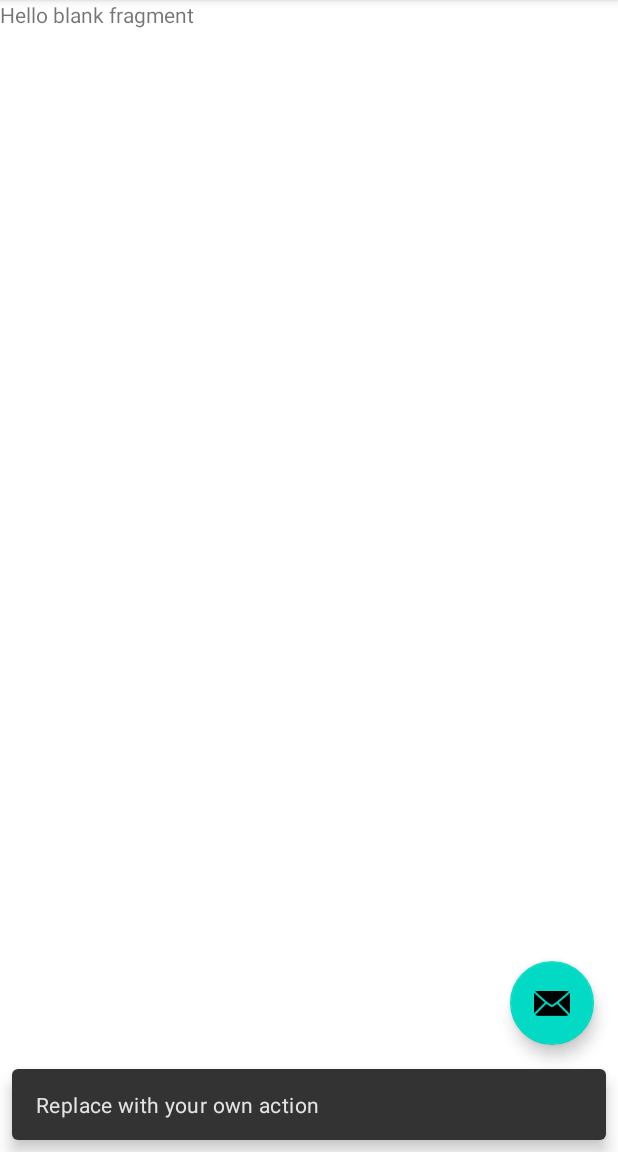
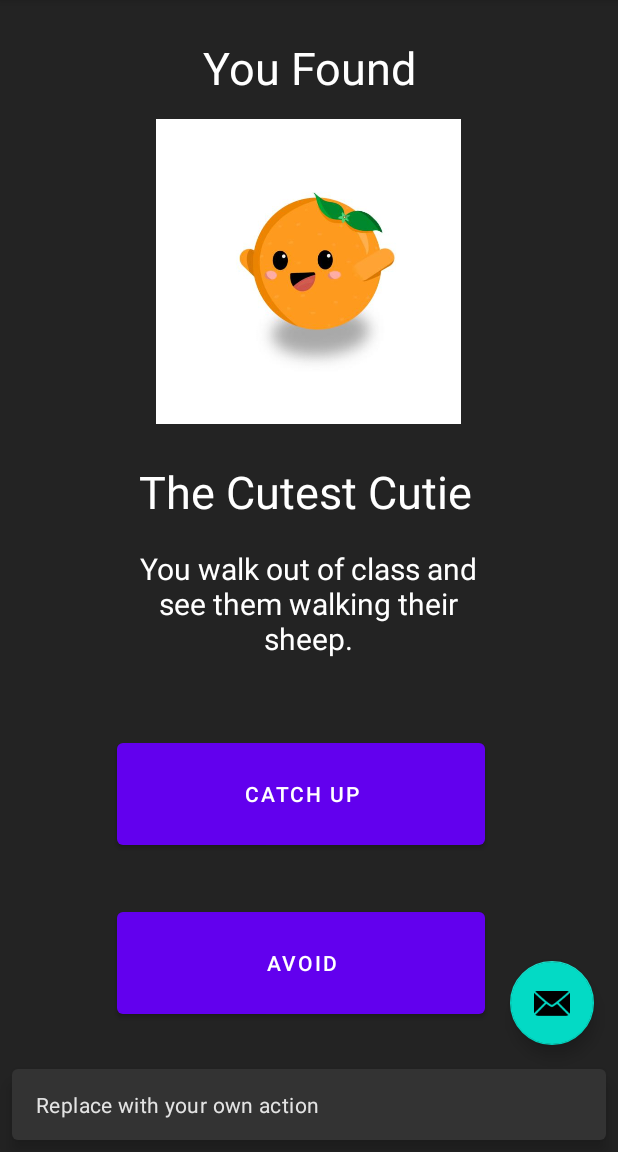
Before and after one commit to kevinwto/PassingPeriod, an Android app: the FreeFragment screen opened through its navigation route, after a tap on an icon or button, on a phone screen of 412 x 824 dp, the part 84-1236 px from its top. Run offline under Robolectric (Android 15) with nearby library versions, the phone set to English and light mode, and no system bars.

Commit message:
added matched page and cutie img

```diff
--- a/app/src/main/java/com/example/passingperiod/FreeFragment.java
+++ b/app/src/main/java/com/example/passingperiod/FreeFragment.java
@@ -7,6 +7,7 @@ import androidx.fragment.app.Fragment;
 import android.view.LayoutInflater;
 import android.view.View;
 import android.view.ViewGroup;
+
 
 /**
  * A simple {@link Fragment} subclass.
--- a/app/src/main/res/layout/activity_main2.xml
+++ b/app/src/main/res/layout/activity_main2.xml
@@ -12,6 +12,8 @@
         android:layout_height="match_parent"
         app:layout_constraintBottom_toBottomOf="parent"
         app:layout_constraintEnd_toEndOf="parent"
+        app:layout_constraintHorizontal_bias="1.0"
         app:layout_constraintStart_toStartOf="parent"
-        app:layout_constraintTop_toTopOf="parent" />
+        app:layout_constraintTop_toTopOf="parent"
+        app:layout_constraintVertical_bias="1.0" />
 </androidx.constraintlayout.widget.ConstraintLayout>
--- a/app/src/main/res/layout/fragment_free.xml
+++ b/app/src/main/res/layout/fragment_free.xml
@@ -1,14 +1,95 @@
 <?xml version="1.0" encoding="utf-8"?>
-<FrameLayout xmlns:android="http://schemas.android.com/apk/res/android"
+<androidx.constraintlayout.widget.ConstraintLayout xmlns:android="http://schemas.android.com/apk/res/android"
+    xmlns:app="http://schemas.android.com/apk/res-auto"
     xmlns:tools="http://schemas.android.com/tools"
+    android:id="@+id/frameLayout"
     android:layout_width="match_parent"
     android:layout_height="match_parent"
+    android:layout_gravity="center"
+    android:background="#232323"
     tools:context=".FreeFragment">
 
-    <!-- TODO: Update blank fragment layout -->
     <TextView
-        android:layout_width="match_parent"
-        android:layout_height="match_parent"
-        android:text="@string/hello_blank_fragment" />
+        android:id="@+id/textView5"
+        android:layout_width="254dp"
+        android:layout_height="85dp"
+        android:foregroundGravity="center|fill"
+        android:gravity="center"
+        android:text="You walk out of class and see them walking their sheep."
+        android:textColor="#FFFFFF"
+        android:textSize="20sp"
+        app:layout_constraintBottom_toBottomOf="parent"
+        app:layout_constraintEnd_toEndOf="parent"
+        app:layout_constraintHorizontal_bias="0.496"
+        app:layout_constraintStart_toStartOf="parent"
+        app:layout_constraintTop_toTopOf="parent"
+        app:layout_constraintVertical_bias="0.527" />
 
-</FrameLayout>
+    <TextView
+        android:id="@+id/textView3"
+        android:layout_width="247dp"
+        android:layout_height="58dp"
+        android:foregroundGravity="center|fill"
+        android:gravity="center"
+        android:text="The Cutest Cutie"
+        android:textColor="#FFFFFF"
+        android:textSize="30sp"
+        app:layout_constraintBottom_toBottomOf="parent"
+        app:layout_constraintEnd_toEndOf="parent"
+        app:layout_constraintHorizontal_bias="0.487"
+        app:layout_constraintStart_toStartOf="parent"
+        app:layout_constraintTop_toTopOf="parent"
+        app:layout_constraintVertical_bias="0.421" />
+
+    <Button
+        android:id="@+id/button4"
+        android:layout_width="245dp"
+        android:layout_height="80dp"
+        android:text="Catch Up"
+        app:layout_constraintBottom_toBottomOf="parent"
+        app:layout_constraintEnd_toEndOf="parent"
+        app:layout_constraintHorizontal_bias="0.469"
+        app:layout_constraintStart_toStartOf="parent"
+        app:layout_constraintTop_toTopOf="parent"
+        app:layout_constraintVertical_bias="0.711" />
+
+    <TextView
+        android:id="@+id/textView6"
+        android:layout_width="247dp"
+        android:layout_height="58dp"
+        android:foregroundGravity="center|fill"
+        android:gravity="center"
+        android:text="You Found"
+        android:textColor="#FFFFFF"
+        android:textSize="30sp"
+        app:layout_constraintBottom_toBottomOf="parent"
+        app:layout_constraintEnd_toEndOf="parent"
+        app:layout_constraintStart_toStartOf="parent"
+        app:layout_constraintTop_toTopOf="parent"
+        app:layout_constraintVertical_bias="0.023" />
+
+    <Button
+        android:id="@+id/button"
+        android:layout_width="245dp"
+        android:layout_height="80dp"
+        android:text="Avoid"
+        app:layout_constraintBottom_toBottomOf="parent"
+        app:layout_constraintEnd_toEndOf="parent"
+        app:layout_constraintHorizontal_bias="0.469"
+        app:layout_constraintStart_toStartOf="parent"
+        app:layout_constraintTop_toTopOf="parent"
+        app:layout_constraintVertical_bias="0.875" />
+
+    <ImageView
+        android:id="@+id/imageView"
+        android:layout_width="230dp"
+        android:layout_height="203dp"
+        android:src="@drawable/cutie"
+        app:layout_constraintBottom_toBottomOf="parent"
+        app:layout_constraintEnd_toEndOf="parent"
+        app:layout_constraintHorizontal_bias="0.497"
+        app:layout_constraintStart_toStartOf="parent"
+        app:layout_constraintTop_toTopOf="parent"
+        app:layout_constraintVertical_bias="0.14" />
+
+</androidx.constraintlayout.widget.ConstraintLayout>
```
Also changed, not shown: app/src/main/res/drawable/cutie.jpg (added).
